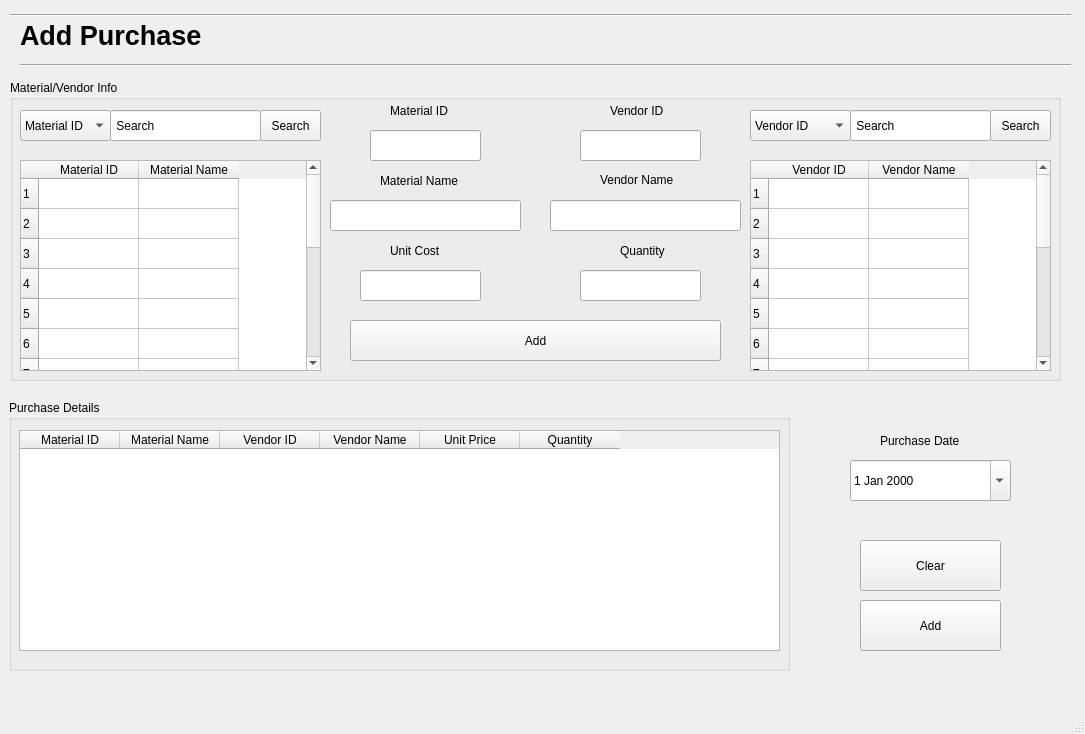
This is Screens/AddPurchase.ui in basil-ali-khan/Inventory-Management-System as Qt 5 draws it before an edit. The edited form follows.
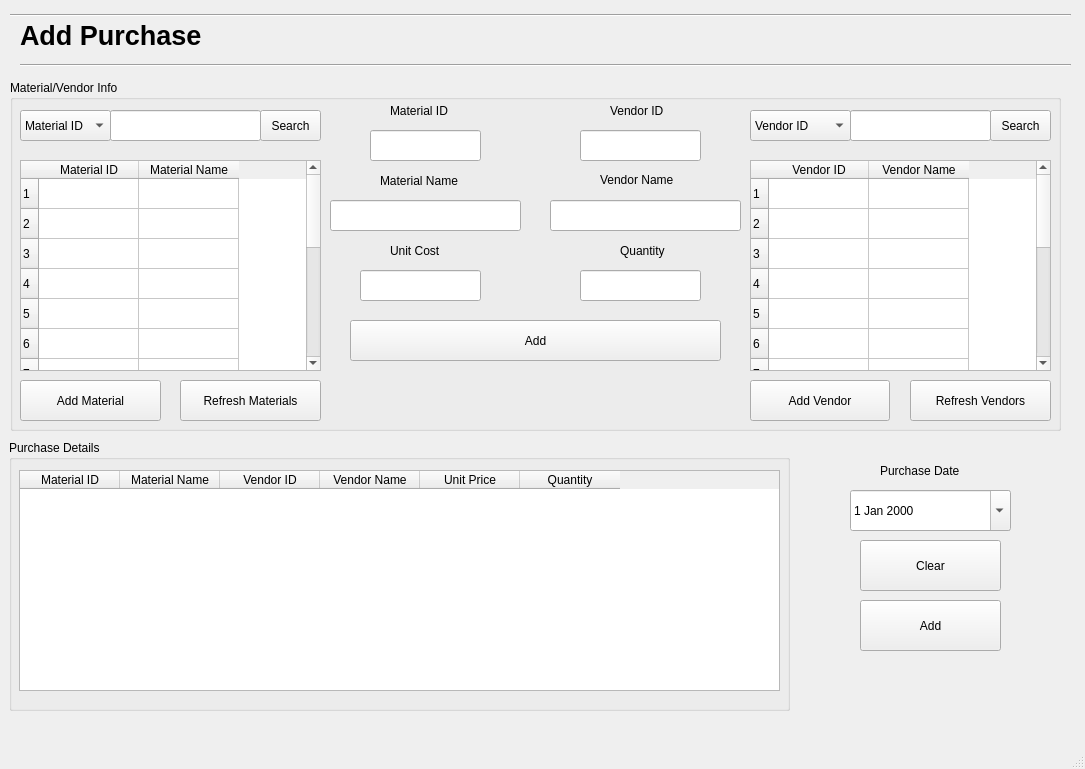
This is the edited form.

Patch:
```diff
--- a/Screens/AddPurchase.ui
+++ b/Screens/AddPurchase.ui
@@ -7,7 +7,7 @@
     <x>0</x>
     <y>0</y>
     <width>1085</width>
-    <height>734</height>
+    <height>769</height>
    </rect>
   </property>
   <property name="windowTitle">
@@ -58,7 +58,7 @@
     <property name="geometry">
      <rect>
       <x>850</x>
-      <y>460</y>
+      <y>490</y>
       <width>161</width>
       <height>41</height>
      </rect>
@@ -86,7 +86,7 @@
       <x>10</x>
       <y>80</y>
       <width>1051</width>
-      <height>301</height>
+      <height>351</height>
      </rect>
     </property>
     <property name="title">
@@ -325,7 +325,7 @@
       </rect>
      </property>
      <property name="text">
-      <string> Search</string>
+      <string/>
      </property>
     </widget>
     <widget class="QComboBox" name="comboBox_2">
@@ -512,7 +512,7 @@
       </rect>
      </property>
      <property name="text">
-      <string> Search</string>
+      <string/>
      </property>
     </widget>
     <widget class="QLineEdit" name="VendorName">
@@ -579,12 +579,64 @@
       <string>Vendor Name</string>
      </property>
     </widget>
+    <widget class="QPushButton" name="addMaterialButton">
+     <property name="geometry">
+      <rect>
+       <x>10</x>
+       <y>300</y>
+       <width>141</width>
+       <height>41</height>
+      </rect>
+     </property>
+     <property name="text">
+      <string>Add Material</string>
+     </property>
+    </widget>
+    <widget class="QPushButton" name="addVendorButton">
+     <property name="geometry">
+      <rect>
+       <x>740</x>
+       <y>300</y>
+       <width>140</width>
+       <height>41</height>
+      </rect>
+     </property>
+     <property name="text">
+      <string>Add Vendor</string>
+     </property>
+    </widget>
+    <widget class="QPushButton" name="refreshMaterialButton">
+     <property name="geometry">
+      <rect>
+       <x>170</x>
+       <y>300</y>
+       <width>141</width>
+       <height>41</height>
+      </rect>
+     </property>
+     <property name="text">
+      <string>Refresh Materials</string>
+     </property>
+    </widget>
+    <widget class="QPushButton" name="refreshVendorButton">
+     <property name="geometry">
+      <rect>
+       <x>900</x>
+       <y>300</y>
+       <width>141</width>
+       <height>41</height>
+      </rect>
+     </property>
+     <property name="text">
+      <string>Refresh Vendors</string>
+     </property>
+    </widget>
    </widget>
    <widget class="QLabel" name="label_9">
     <property name="geometry">
      <rect>
       <x>880</x>
-      <y>430</y>
+      <y>460</y>
       <width>101</width>
       <height>21</height>
      </rect>
@@ -630,7 +682,7 @@
     <property name="geometry">
      <rect>
       <x>9</x>
-      <y>400</y>
+      <y>440</y>
       <width>781</width>
       <height>271</height>
      </rect>
```
Left out of the diff: 14 changed lines with no effect on the pictures.
